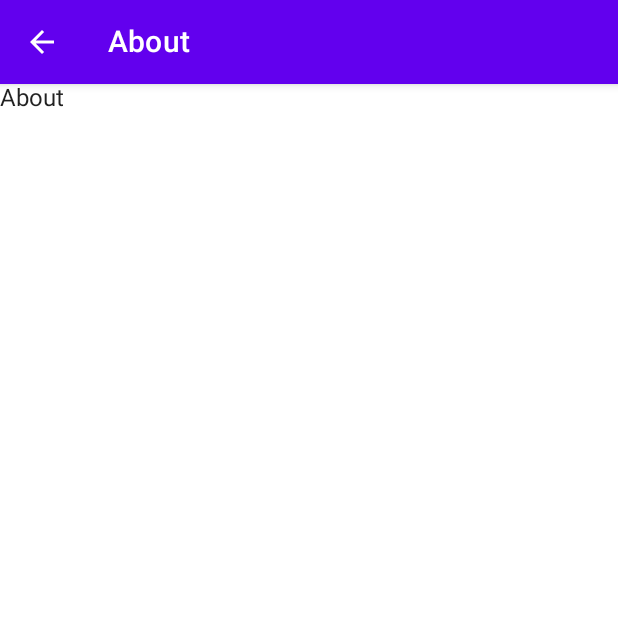
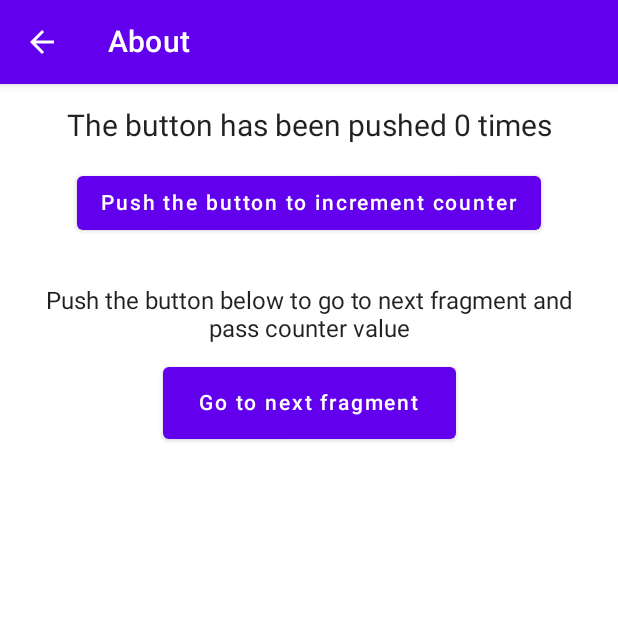
Before and after one commit to krzychudz/android-jetpack-compose-Interoperability, an Android app built with Jetpack Compose: the AboutScreen screen opened through its navigation route, on a phone screen of 412 x 824 dp, the top half of it. Run offline under Robolectric (Android 15) with nearby library versions, the phone set to English and light mode, and no system bars.

Commit message:
Implement view for About screen

```diff
--- a/common-data/src/main/java/com/example/common_data/routes/Routes.kt
+++ b/common-data/src/main/java/com/example/common_data/routes/Routes.kt
@@ -3,5 +3,6 @@ package com.example.common_data.routes
 object Routes {
     const val Settings = "/settings"
     const val About = "/settings/about"
+    const val TermsAndConditions = "/settings/terms"
     const val GoBack = "back"
 }
--- a/common-data/src/main/res/values/strings.xml
+++ b/common-data/src/main/res/values/strings.xml
@@ -25,6 +25,7 @@
     <string name="settings_app_bar_title">Settings</string>
     <string name="settings_about_header">About</string>
     <string name="settings_first_section_header">First Section</string>
-    <string name="settings_second_section_header">First Section</string>
-    <string name="settings_third_section_header">First Section</string>
+    <string name="settings_second_section_header">Second Section</string>
+    <string name="settings_third_section_header">Third Section</string>
+    <string name="settings_terms_and_conditions">Terms And Conditions</string>
 </resources>
--- a/feature-settings/src/main/java/com/example/feature_settings/SettingsActivity.kt
+++ b/feature-settings/src/main/java/com/example/feature_settings/SettingsActivity.kt
@@ -30,6 +30,7 @@ class SettingsActivity : ComponentActivity() {
                 NavHost(navController = navController, startDestination = com.example.common_data.routes.Routes.Settings) {
                     createSettingsDestination(navController = navController)
                     createAboutDestination(navController = navController)
+                    createTermsAndConditionsDestination(navController = navController)
                 }
             }
         }
@@ -54,6 +55,12 @@ fun NavGraphBuilder.createAboutDestination(navController: NavController) {
     }
 }
 
+fun NavGraphBuilder.createTermsAndConditionsDestination(navController: NavController) {
+    composable(route = Routes.TermsAndConditions) {
+        Text("TC")
+    }
+}
+
 fun NavController.navigate(routeName: String) {
     when (routeName) {
         Routes.GoBack -> if (!navigateUp()) (this.context as? Activity)?.finish()
--- a/feature-settings/src/main/java/com/example/feature_settings/ui/about/AboutScreen.kt
+++ b/feature-settings/src/main/java/com/example/feature_settings/ui/about/AboutScreen.kt
@@ -1,14 +1,62 @@
 package com.example.feature_settings.ui.about
 
+import androidx.compose.foundation.layout.*
+import androidx.compose.material.Button
 import androidx.compose.material.Text
-import androidx.compose.runtime.Composable
+import androidx.compose.runtime.*
+import androidx.compose.runtime.saveable.rememberSaveable
+import androidx.compose.ui.Alignment
+import androidx.compose.ui.Modifier
 import androidx.compose.ui.res.stringResource
+import androidx.compose.ui.text.style.TextAlign
+import androidx.compose.ui.unit.dp
+import androidx.compose.ui.unit.sp
 import com.example.common_data.R
 import com.example.ui_composables.composables.screen.AppBarScaffold
 
 @Composable
 fun AboutScreen(navigateTo: (routeName: String) -> Unit) {
-    AppBarScaffold(appBarTitle = stringResource(id = R.string.settings_about_header), navigateTo = navigateTo) {
-        Text(text = "About")
+    AppBarScaffold(
+        appBarTitle = stringResource(id = R.string.settings_about_header),
+        navigateTo = navigateTo
+    ) {
+        AboutScreenContent() { routeName ->
+            navigateTo(routeName)
+        }
     }
 }
+
+@Composable
+fun AboutScreenContent(navigateTo: (routeName: String) -> Unit) {
+    var counterState by rememberSaveable { mutableStateOf(0) }
+
+    Column(
+        modifier = Modifier
+            .fillMaxWidth()
+            .fillMaxHeight()
+            .padding(16.dp),
+        horizontalAlignment = Alignment.CenterHorizontally
+    ) {
+        ButtonCounterSection(counterValue = counterState, onClick = { counterState++ })
+        Spacer(modifier = Modifier.height(16.dp))
+        NextFragmentSection {
+           // TODO navigateTo
+        }
+    }
+}
+
+@Composable
+fun ButtonCounterSection(counterValue: Int, onClick: () -> Unit) {
+    Text(text = "The button has been pushed $counterValue times", fontSize = 20.sp)
+    Button(modifier = Modifier.padding(16.dp), onClick = onClick) {
+        Text(text = "Push the button to increment counter")
+    }
+}
+
+@Composable
+fun NextFragmentSection(onNavigateClick: () -> Unit) {
+    Text(text = "Push the button below to go to next fragment and pass counter value", textAlign = TextAlign.Center)
+    Button(modifier = Modifier.padding(16.dp), onClick = onNavigateClick) {
+        Text(modifier = Modifier.padding(8.dp), text = "Go to next fragment")
+    }
+}
--- a/feature-settings/src/main/java/com/example/feature_settings/ui/settings/SettingsScreen.kt
+++ b/feature-settings/src/main/java/com/example/feature_settings/ui/settings/SettingsScreen.kt
@@ -35,7 +35,16 @@ fun SettingsScreen(viewModel: SettingsScreenViewModel, navigateTo: (routeName: S
                 Header(text = stringResource(id = R.string.settings_about_header))
             }
             item {
-                SettingsItem(itemTitle = "About") { navigateTo(Routes.About) }
+                SettingsItem(itemTitle = stringResource(id = R.string.settings_about_header)) {
+                    navigateTo(
+                        Routes.About
+                    )
+                }
+                SettingsItem(itemTitle = stringResource(id = R.string.settings_terms_and_conditions)) {
+                    navigateTo(
+                        Routes.TermsAndConditions
+                    )
+                }
             }
             stickyHeader {
                 Header(text = stringResource(id = R.string.settings_first_section_header))
```
